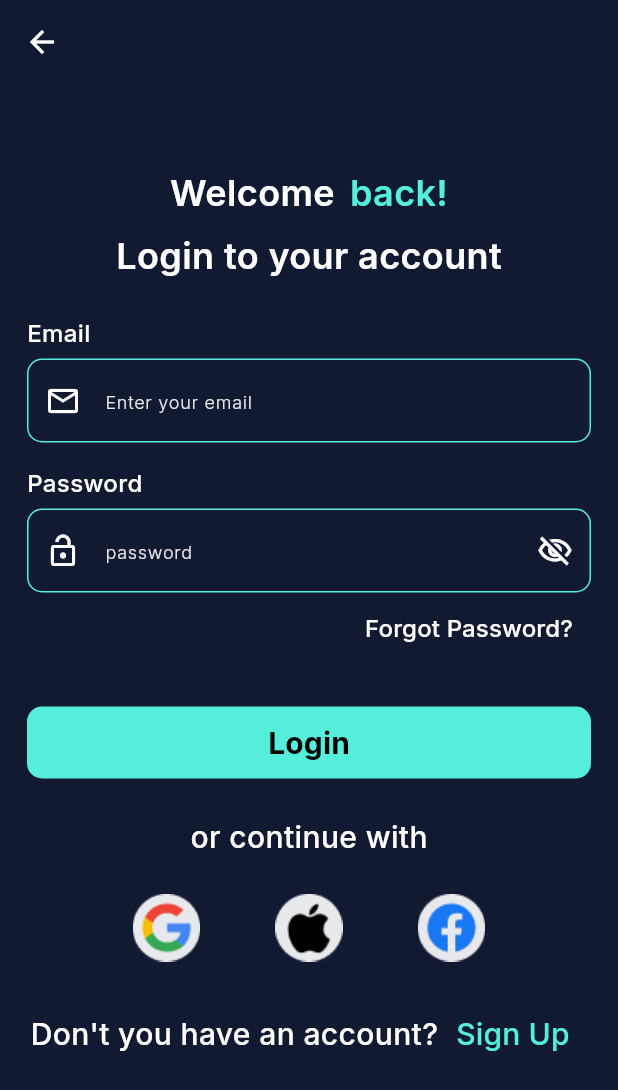
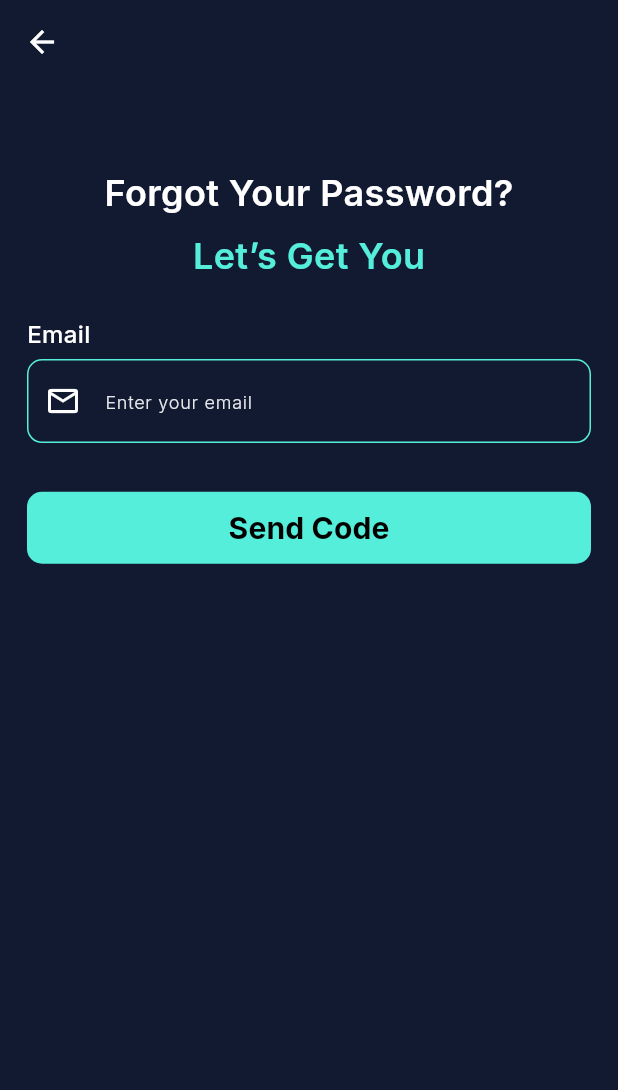
Before and after one commit to Mindsense-22/flutter, a Flutter app: the LoginScreen screen opened directly, after a tap on "Forgot Password?", on a phone screen of 412 x 824 dp. Shown: the top 1090 px of the screen. Run offline on Flutter 3.47's test engine with Material 3 defaults, Android fonts, the phone set to English and light mode, and no system bars; our stand-ins replace carousel_slider, dio, flutter_screenutil, shared_preferences, smooth_page_indicator; accounts and stored records are empty.

Commit message:
forget password set email

```diff
--- /dev/null
+++ b/lib/features/forget password/ui/forgetpassword_setemail.dart
@@ -0,0 +1,83 @@
+import 'package:flutter/material.dart';
+import 'package:flutter_screenutil/flutter_screenutil.dart';
+import 'package:mindsense_app/core/custom%20widgets/custom_button.dart';
+import 'package:mindsense_app/core/custom%20widgets/custom_textformfield.dart';
+import 'package:mindsense_app/features/forget%20password/logic/forgetpassword_provider.dart';
+import 'package:mindsense_app/features/forget%20password/ui/widgets/forgetpassword_setemail_uppertext_wid.dart';
+import 'package:provider/provider.dart';
+
+class ForgetpasswordSetemail extends StatelessWidget {
+  const ForgetpasswordSetemail({super.key});
+
+  @override
+  Widget build(BuildContext context) {
+    return ChangeNotifierProvider(
+      create: (context) => ForgetpasswordProvider(),
+      child: Scaffold(
+
+        appBar: AppBar(),
+
+        body:  GestureDetector(
+          onTap: (){
+            FocusScope.of(context).unfocus();
+          },
+          child: SingleChildScrollView(
+            child: Consumer<ForgetpasswordProvider>(
+              builder: (context,val,child) {
+                var provider=context.read<ForgetpasswordProvider>();
+
+                return Padding(
+                  padding: const EdgeInsets.only(right: 18,left: 18,top: 55),
+                  child: Column(
+                    children: [
+
+                      //upper text
+                      ForgetpasswordSetemailUppertext(),
+
+                      SizedBox(height: 24.h,),
+
+                      //form
+                      Form(
+                        key: provider.setEmailFormKey,
+                        child:
+                        Column(
+                          crossAxisAlignment: CrossAxisAlignment.start,
+                          children: [
+                            Text("Email",style: TextStyle(
+                              fontSize: 16,
+                              fontWeight: FontWeight.w500,
+                            ),),
+                            SizedBox(height: 5,),
+
+                            CustomTextFormField(
+                              controller: provider.forgetPasswordEmailController,
+                              hintText: "Enter your email",
+                              Icon: Icon(Icons.email_outlined),
+                              validator:(p0) => provider.setEmailValidator(p0),
+                            ),
+
+                            SizedBox(height: 32.h,),
+
+                            // send code button
+                            Center(
+                              child: CustomButton(
+                                text: "Send Code",
+                                onPressed:() {
+                                  provider.sendCodeButton(context);
+                                }
+                              ),
+                            ),
+                          ],
+                        ),
+                      ),
+                    ],
+                  ),
+                );
+              }
+            ),
+          ),
+        ),
+      ),
+    );
+  }
+}
--- /dev/null
+++ b/lib/features/forget password/ui/widgets/forgetpassword_setemail_uppertext_wid.dart
@@ -0,0 +1,26 @@
+import 'package:flutter/material.dart';
+import 'package:mindsense_app/core/styles/colors.dart';
+
+class ForgetpasswordSetemailUppertext extends StatelessWidget {
+  const ForgetpasswordSetemailUppertext({super.key});
+
+  @override
+  Widget build(BuildContext context) {
+    return Column(
+      children: [
+        Text("Forgot Your Password?",style: TextStyle(
+          fontSize: 24,
+          fontWeight: FontWeight.w600,
+        ),),
+
+        SizedBox(height: 8,),
+
+        Text(" Let’s Get You ",style: TextStyle(
+          fontSize: 24,
+          fontWeight: FontWeight.w600,
+          color: AppColers.primaryColor
+        ),),
+      ],
+    );
+  }
+}
--- a/lib/features/login/ui/login_screen.dart
+++ b/lib/features/login/ui/login_screen.dart
@@ -1,4 +1,5 @@
 import 'package:flutter/material.dart';
+import 'package:flutter_screenutil/flutter_screenutil.dart';
 import 'package:mindsense_app/features/login/logic/login_provider.dart';
 import 'package:mindsense_app/features/login/ui/widgets/login_form_wid.dart';
 import 'package:mindsense_app/features/login/ui/widgets/platforms_auth_wid.dart';
@@ -35,7 +36,7 @@ class LoginScreen extends StatelessWidget {
                       //upper text widget
                       UppertextWid(),
 
-                      SizedBox(height: 24,),
+                      SizedBox(height: 24.h,),
 
                       //login form
                       LoginFormWid( provider: provider,),
--- a/lib/features/login/ui/widgets/login_form_wid.dart
+++ b/lib/features/login/ui/widgets/login_form_wid.dart
@@ -2,6 +2,7 @@ import 'package:flutter/material.dart';
 import 'package:mindsense_app/core/custom%20widgets/custom_button.dart';
 import 'package:mindsense_app/core/custom%20widgets/custom_passwordtextformfield.dart';
 import 'package:mindsense_app/core/custom%20widgets/custom_textformfield.dart';
+import 'package:mindsense_app/features/forget%20password/ui/forgetpassword_setemail.dart';
 import 'package:mindsense_app/features/login/logic/login_provider.dart';
 
 class LoginFormWid extends StatelessWidget {
@@ -46,7 +47,9 @@ class LoginFormWid extends StatelessWidget {
             Container(
               alignment: Alignment.bottomRight ,
               child: TextButton(
-                onPressed: (){},
+                onPressed: (){
+                  Navigator.push(context, MaterialPageRoute(builder: (context) => ForgetpasswordSetemail(),));
+                },
                 child: Text("Forgot Password?",
                   style: TextStyle(
                     fontSize: 16,
```
Also changed, not shown: lib/features/forget password/logic/forgetpassword_provider.dart (added, +48 -0 lines), lib/features/forget password/ui/forgetpasswoed_setnewpassword.dart (added), lib/features/forget password/ui/forgetpassword_setpincode.dart (added), lib/features/forget password/ui/widgets/forgetpassword_passwordupdatedsuccessufly_wid.dart (added), 1 other file.
